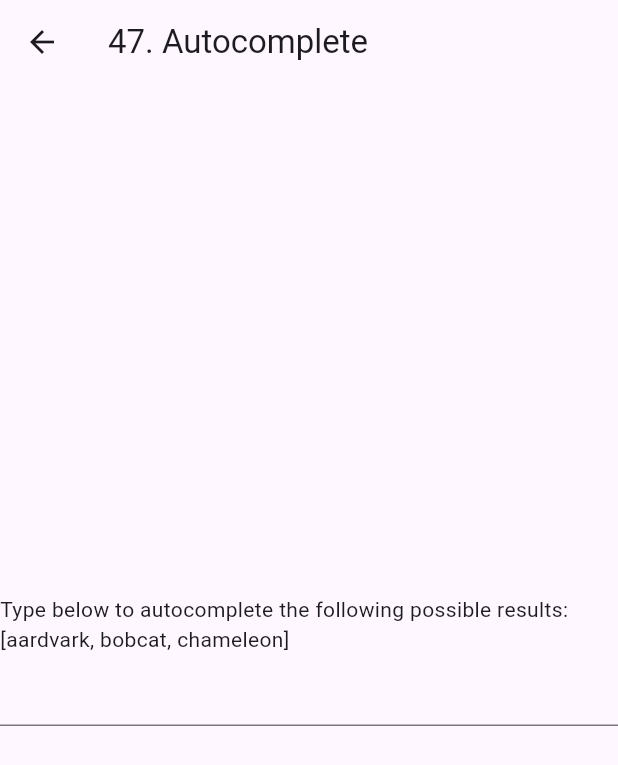
After one commit to jeongan-gn/flutter_of_the_week, a Flutter app: the AutocompletePage screen opened directly, on a phone screen of 412 x 824 dp. The commit adds this screen. Shown: the top 765 px of the screen. Run offline on Flutter 3.47's test engine with Material 3 defaults, Android fonts, the phone set to English and light mode, and no system bars; our stand-ins replace video_player.

Commit message:
feat(widget): [47] Autocomplete

```diff
--- a/lib/main.dart
+++ b/lib/main.dart
@@ -23,6 +23,7 @@ import 'widget_otw/42_Shortcuts.dart';
 import 'widget_otw/43_Focus.dart';
 import 'widget_otw/44_TextStyle.dart';
 import 'widget_otw/46_LinearGradient.dart';
+import 'widget_otw/47_Autocomplete.dart';
 
 void main() {
   runApp(const MyApp());
@@ -191,6 +192,11 @@ class _WidgetListPageState extends State<WidgetListPage> {
       name: 'LinearGradient',
       pageBuilder: () => const LinearGradientPage(),
     ),
+    WidgetItem(
+      number: 47,
+      name: 'Autocomplete',
+      pageBuilder: () => const AutocompletePage(),
+    ),
   ];
 
   @override
--- /dev/null
+++ b/lib/widget_otw/47_Autocomplete.dart
@@ -0,0 +1,54 @@
+import 'package:flutter/material.dart';
+
+class AutocompletePage extends StatefulWidget {
+  const AutocompletePage({super.key});
+
+  @override
+  State<AutocompletePage> createState() => _AutocompleteState();
+}
+
+class _AutocompleteState extends State<AutocompletePage> {
+  @override
+  Widget build(BuildContext context) {
+    return Scaffold(
+      appBar: AppBar(title: Text("47. Autocomplete")),
+      body: Center(
+        child: Column(
+          mainAxisAlignment: MainAxisAlignment.center,
+          children: <Widget>[
+            Text(
+                "Type below to autocomplete the following possible results: ${AutocompleteBasicExample._kOptions}"),
+            const AutocompleteBasicExample(),
+          ],
+        ),
+      ),
+    );
+  }
+}
+
+class AutocompleteBasicExample extends StatelessWidget {
+  const AutocompleteBasicExample({super.key});
+
+  static const List<String> _kOptions = <String>[
+    'aardvark',
+    'bobcat',
+    'chameleon'
+  ];
+
+  @override
+  Widget build(BuildContext context) {
+    return Autocomplete(
+      optionsBuilder: (TextEditingValue textEditingValue) {
+        if (textEditingValue.text == ' ') {
+          return const Iterable<String>.empty();
+        }
+        return _kOptions.where((String option) {
+          return option.contains(textEditingValue.text.toLowerCase());
+        });
+      },
+      onSelected: (String selection) {
+        debugPrint("Select $selection");
+      },
+    );
+  }
+}
```
